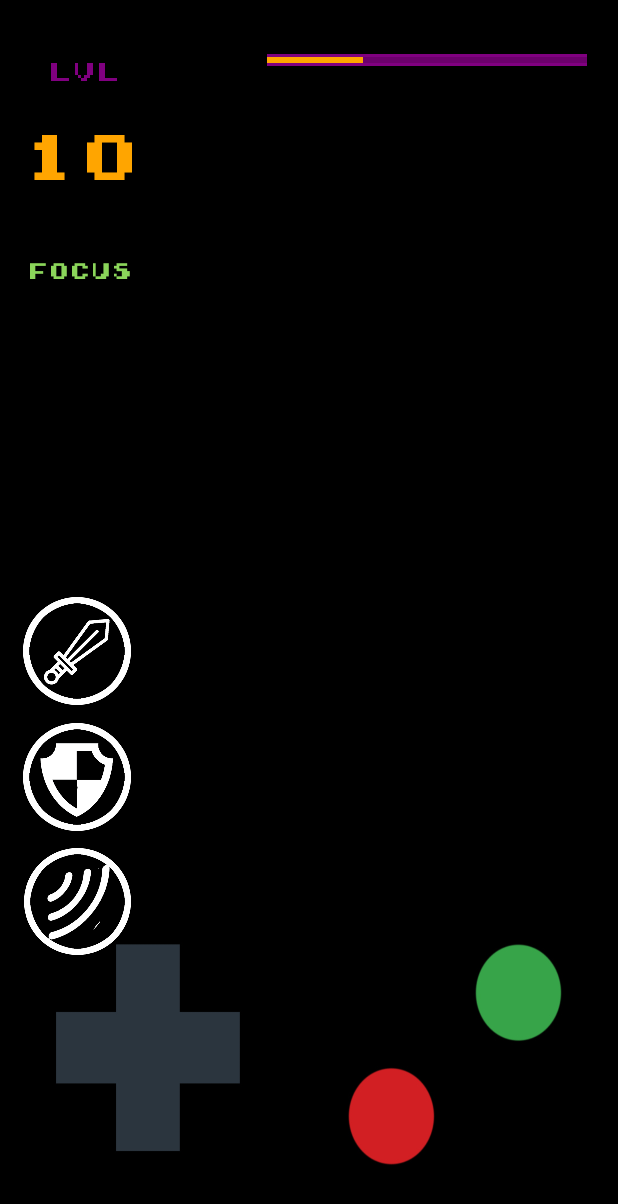
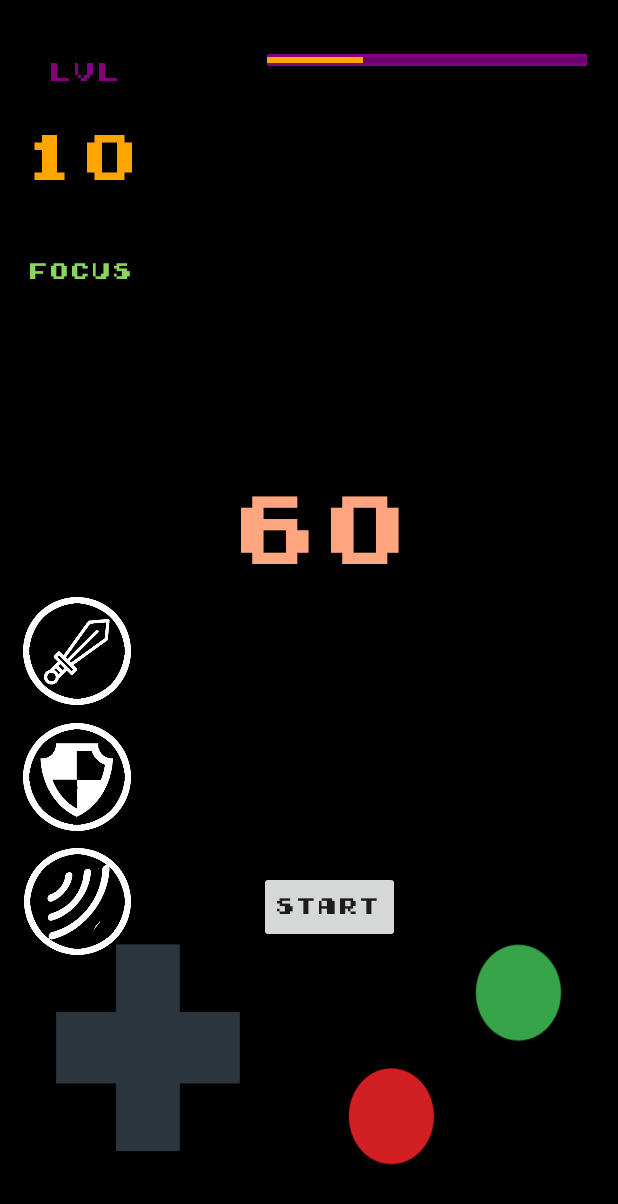
Before and after one commit to levandreev/MyApplicationKotlin, an Android app: the FocusActivity screen opened directly, with no data from a screen before it, on a phone screen of 412 x 824 dp. Shown: the top 1204 px of the screen. Run offline under Robolectric (Android 15) with nearby library versions, the phone set to English and light mode, and no system bars.

Commit message:
added song, timer

```diff
--- a/app/src/main/java/com/example/myapplicationkotlin/FocusActivity.kt
+++ b/app/src/main/java/com/example/myapplicationkotlin/FocusActivity.kt
@@ -2,13 +2,19 @@ package com.example.myapplicationkotlin
 
 import android.app.Activity
 import android.content.Intent
+import android.media.MediaPlayer
 import androidx.appcompat.app.AppCompatActivity
 import android.os.Bundle
+import android.os.CountDownTimer
 import android.os.Handler
 import android.view.View
 import android.widget.Toast
 import kotlinx.android.synthetic.main.activity_focus.*
+import kotlinx.android.synthetic.main.activity_focus.focus_button
+import kotlinx.android.synthetic.main.activity_focus.meditation_button
+import kotlinx.android.synthetic.main.activity_focus.s_p_button
 import kotlinx.android.synthetic.main.activity_main.*
+import kotlinx.android.synthetic.main.activity_s_p.*
 
 /**
  * An example full-screen activity that shows and hides the system UI (i.e.
@@ -134,6 +140,7 @@ class FocusActivity : AppCompatActivity() {
 //         */
 //        private val UI_ANIMATION_DELAY = 300
 //    }
+//    lateinit var CountDownTimer: countdown
 
     override fun onCreate(savedInstanceState: Bundle?) {
         super.onCreate(savedInstanceState)
@@ -148,6 +155,11 @@ class FocusActivity : AppCompatActivity() {
         s_p_button.setOnClickListener{
             startActivity(Intent(this@FocusActivity,SPActivity::class.java))
         }
+        countdown_button.setOnClickListener{
+            number_block_duration.text
+            Toast.makeText(this,number_block_duration.text,Toast.LENGTH_SHORT).show()
+
+        }
 
     }
 }
--- a/app/src/main/res/layout/activity_focus.xml
+++ b/app/src/main/res/layout/activity_focus.xml
@@ -106,4 +106,33 @@
         app:layout_constraintTop_toTopOf="parent"
         app:layout_constraintVertical_bias="0.243" />
 
+    <Button
+        android:id="@+id/countdown_button"
+        android:layout_width="wrap_content"
+        android:layout_height="wrap_content"
+        android:text="start"
+        android:fontFamily="@font/earlygameboy"
+
+        app:layout_constraintBottom_toBottomOf="parent"
+        app:layout_constraintEnd_toEndOf="parent"
+        app:layout_constraintHorizontal_bias="0.544"
+        app:layout_constraintStart_toStartOf="parent"
+        app:layout_constraintTop_toTopOf="parent"
+        app:layout_constraintVertical_bias="0.748" />
+
+    <TextView
+        android:id="@+id/textView"
+        android:layout_width="wrap_content"
+        android:layout_height="wrap_content"
+        android:fontFamily="@font/earlygameboy"
+        android:text="60"
+        android:textColor="#FFA680"
+        android:textSize="60dp"
+        app:layout_constraintBottom_toBottomOf="parent"
+        app:layout_constraintEnd_toEndOf="parent"
+        app:layout_constraintHorizontal_bias="0.55"
+        app:layout_constraintStart_toStartOf="parent"
+        app:layout_constraintTop_toTopOf="parent"
+        app:layout_constraintVertical_bias="0.422" />
+
 </androidx.constraintlayout.widget.ConstraintLayout>
```
Also changed, not shown: app/src/main/java/com/example/myapplicationkotlin/MeditationActivity.kt (+25 -1 lines), app/src/main/res/layout/activity_meditation.xml (+26 -0 lines), app/src/main/res/drawable/scroll.png (added), app/src/main/res/drawable/scrollnew.png (added), 1 other file.
